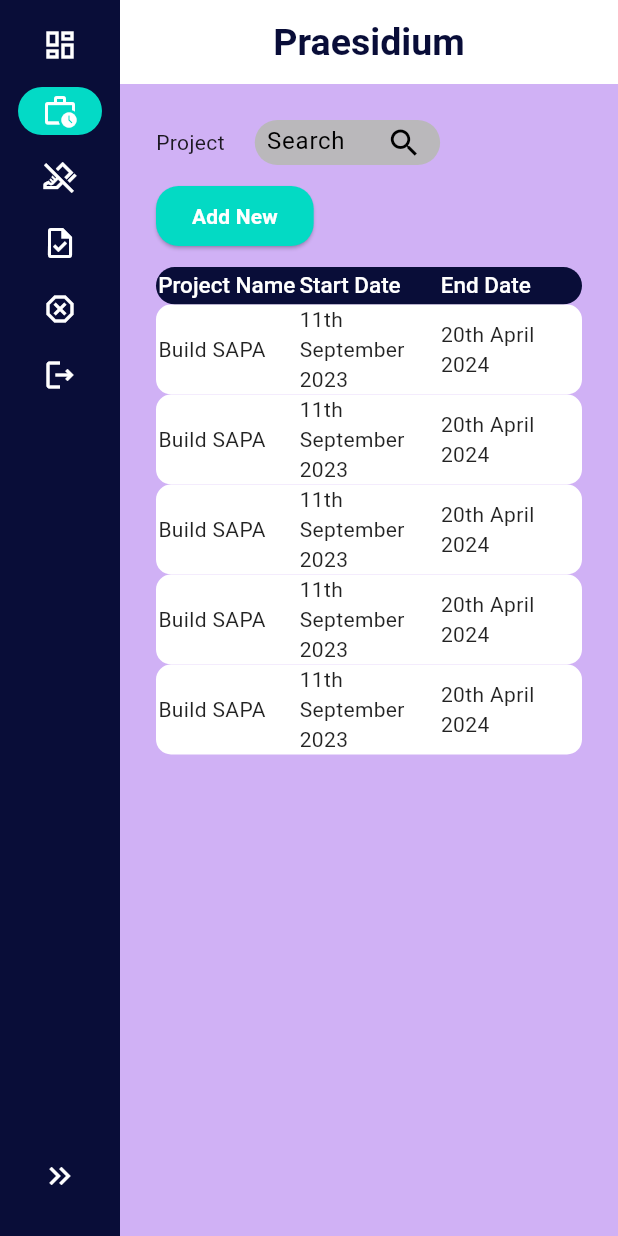
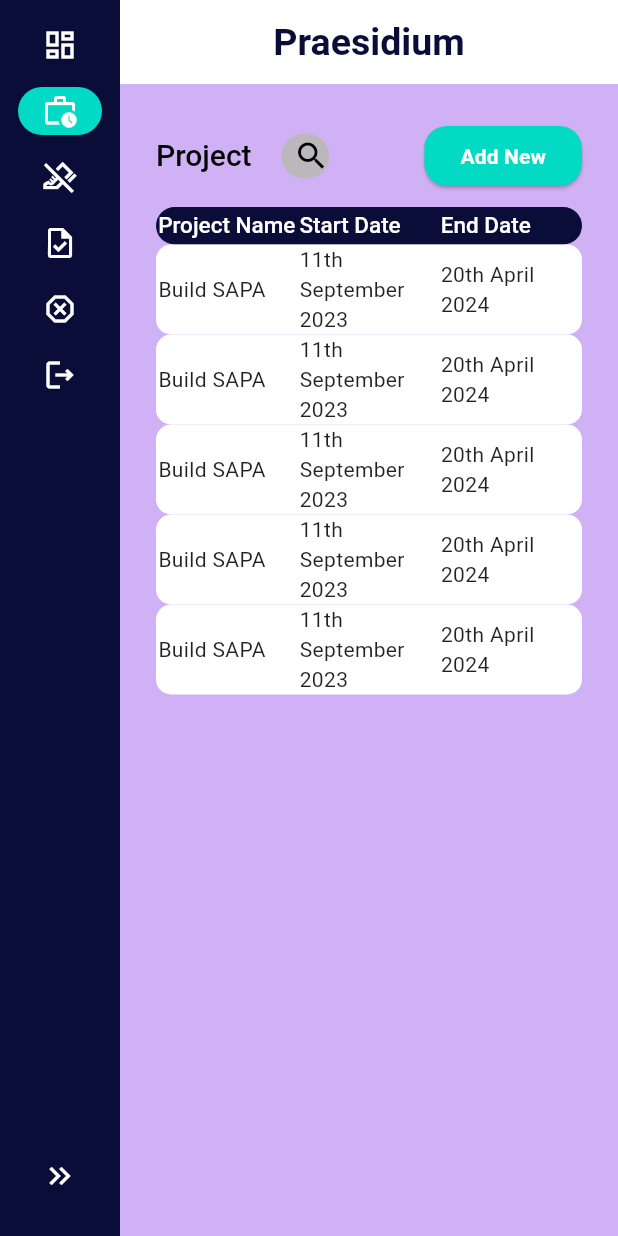
Before and after one commit to Bradley-Boodoo/Praesidium, a Flutter app: the screen it shows after launch, after a tap on "Projects", on a phone screen of 412 x 824 dp. Run offline on Flutter 3.47's test engine with Material 2 defaults, Android fonts, the phone set to English and light mode, and no system bars; our stand-ins replace bloc, fl_chart, flutter_bloc, go_router, google_fonts.

Commit message:
pretty part 2

```diff
--- a/lib/screens/home/components/projects_header.dart
+++ b/lib/screens/home/components/projects_header.dart
@@ -14,7 +14,13 @@ class ProjectsHeader extends StatelessWidget {
     return Row(
       children: [
         // Title
-        const Text("Project"),
+        Text(
+          "Project",
+          style: Theme.of(context)
+              .textTheme
+              .headlineSmall!
+              .copyWith(color: Colors.black, fontSize: 20),
+        ),
 
         // Space
         const SizedBox(width: 20),
@@ -41,6 +47,11 @@ class ProjectsHeader extends StatelessWidget {
             ),
           ),
         ),
+
+        Expanded(child: Container()), Expanded(child: Container()),
+
+        // Add New Project
+        ElevatedButton(onPressed: () {}, child: const Text("Add New")),
       ],
     );
   }
--- a/lib/screens/home/home_screen.dart
+++ b/lib/screens/home/home_screen.dart
@@ -52,19 +52,6 @@ class HomeBody extends StatelessWidget {
               // Space
               SizedBox(height: whitespaceHeight),
 
-              // Add New Project
-              Row(
-                children: [
-                  ElevatedButton(
-                    onPressed: () {},
-                    child: const Text("Add New"),
-                  ),
-                ],
-              ),
-
-              // Space
-              SizedBox(height: whitespaceHeight),
-
               // Table
               ProjectsTable(tableColumnWidth: tableColumnWidth),
             ],
```
